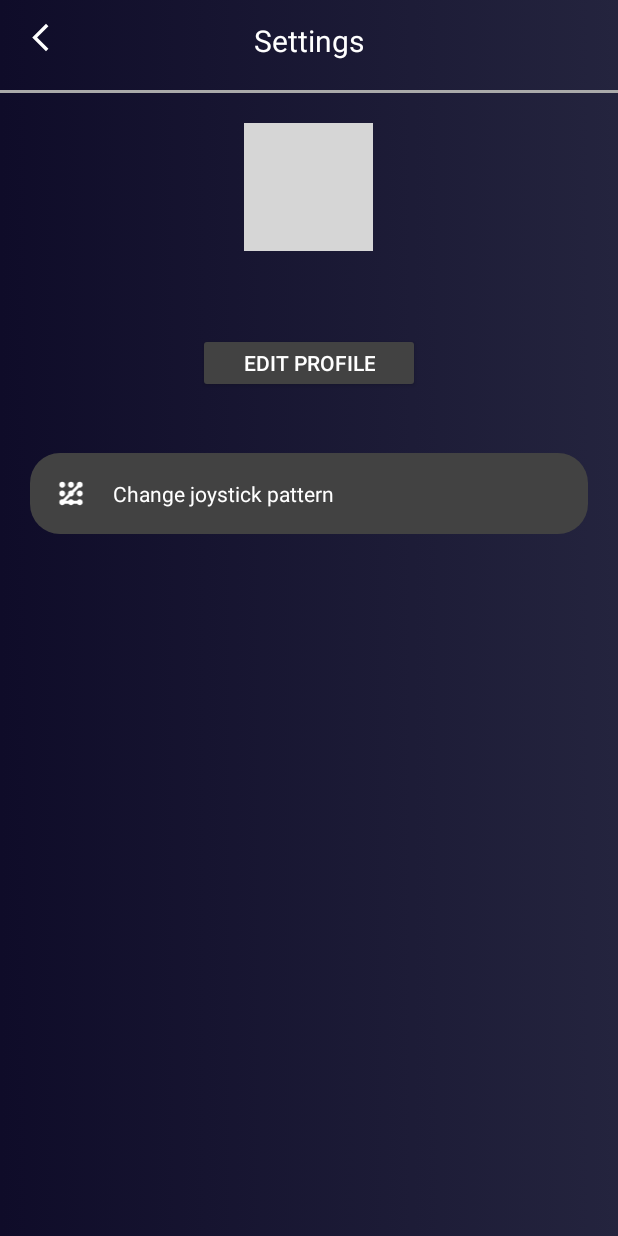
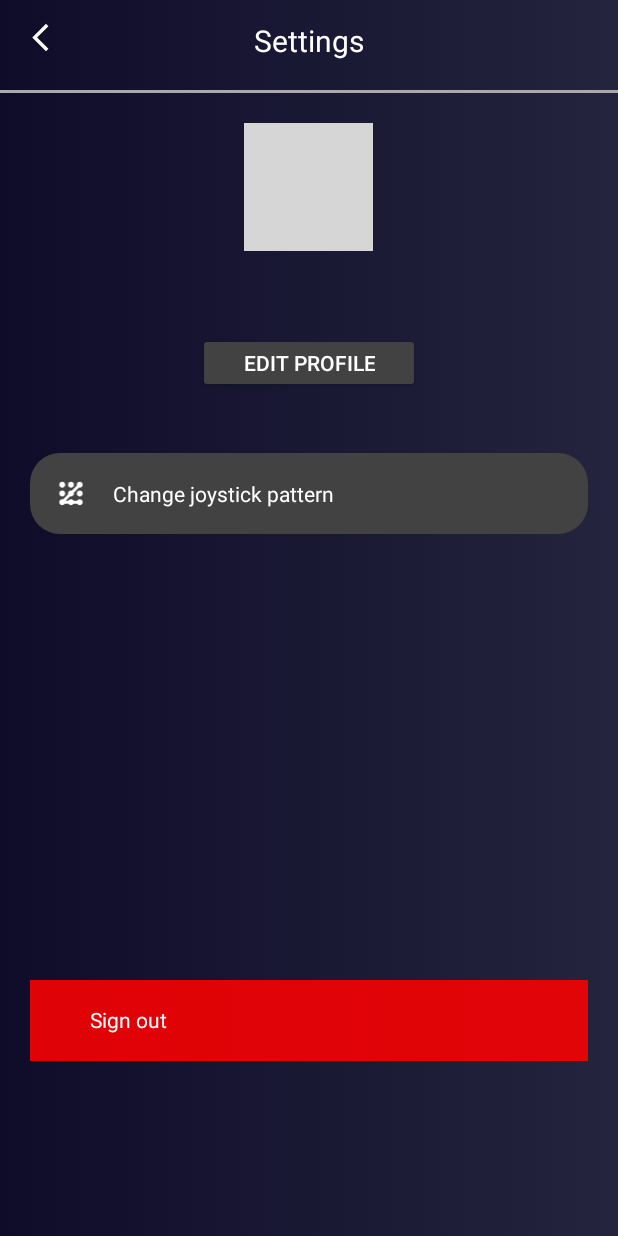
Before and after one commit to AlexHelsing/Seeed-Sentinel-Security-System, an Android app: the SettingsActivity screen opened directly, with no data from a screen before it, on a phone screen of 412 x 824 dp. Run offline under Robolectric (Android 15) with nearby library versions, the phone set to English and light mode, and no system bars; libraries missing offline, so code that uses them is left out: com.andrognito.patternlockview, io.realm, io.realm.mongodb, org.bson; 6 statements that could not run were skipped; grey boxes are pictures that could not be loaded.

Commit message:
login logout functionality
Login button on the settings page which logs out a user and sends them to the login page

```diff
--- a/Client/app/src/main/AndroidManifest.xml
+++ b/Client/app/src/main/AndroidManifest.xml
@@ -27,6 +27,7 @@
                 <category android:name="android.intent.category.LAUNCHER" />
             </intent-filter>
         </activity>
+        <activity android:name=".LoginActivity" android:exported="true" />
         <activity android:name=".CreateAccount" android:exported="true" />
         <activity android:name=".setNamePage"/>
         <activity android:name=".setPatternPage"/>
--- a/Client/app/src/main/res/layout/settings_layout.xml
+++ b/Client/app/src/main/res/layout/settings_layout.xml
@@ -38,7 +38,7 @@
 
     </RelativeLayout>
 
-    <ScrollView android:layout_width="match_parent" android:layout_height="359dp">
+    <ScrollView android:layout_width="match_parent" android:layout_height="551dp">
 
         <LinearLayout android:orientation="vertical" android:layout_width="match_parent"
                       android:layout_height="wrap_content">
@@ -108,5 +108,30 @@
 
         </LinearLayout>
     </ScrollView>
+    <LinearLayout
+            android:layout_width="match_parent"
+            android:layout_height="54dp"
+            android:layout_marginStart="20dp"
+            android:layout_marginEnd="20dp"
+            android:orientation="vertical"
+            android:id="@+id/LogOutButton"
+            android:background="@color/red"
+            android:layout_marginTop="40dp">
+        <RelativeLayout
+                android:layout_width="match_parent"
+                android:layout_height="match_parent">
+
+
+            <TextView android:layout_width="wrap_content" android:layout_height="wrap_content"
+                      android:text="Sign out" android:textColor="@color/white"
+                      android:layout_marginStart="40dp"
+                      android:height="20dp"
+                      android:layout_centerVertical="true"/>
+
+
+        </RelativeLayout>
+
+
+    </LinearLayout>
 
 </LinearLayout>
```
Also changed, not shown: Client/app/src/main/java/com/example/androidapp/LoginActivity.java (added, +52 -0 lines), Client/app/src/main/java/com/example/androidapp/MainActivity.java (+12 -0 lines), Client/app/src/main/java/com/example/androidapp/SettingsActivity.java (+29 -15 lines), Client/app/src/main/res/layout/loginactivitypage.xml (added, +48 -0 lines).
